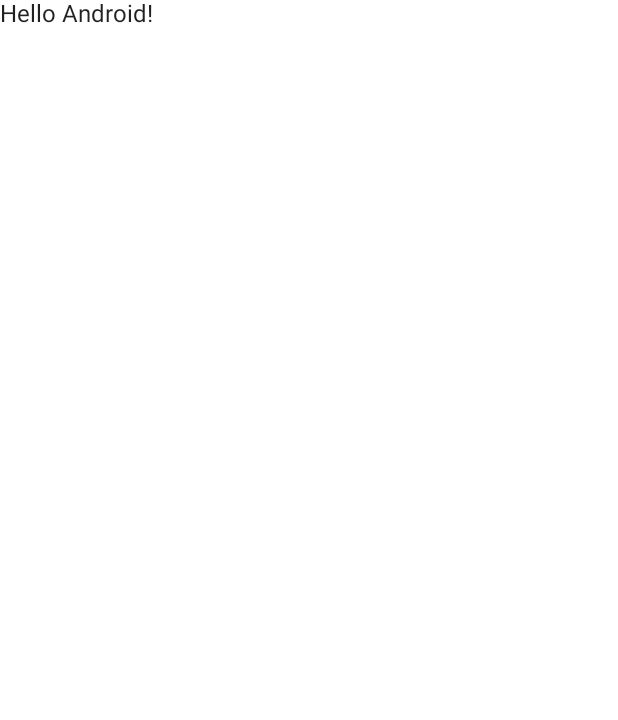
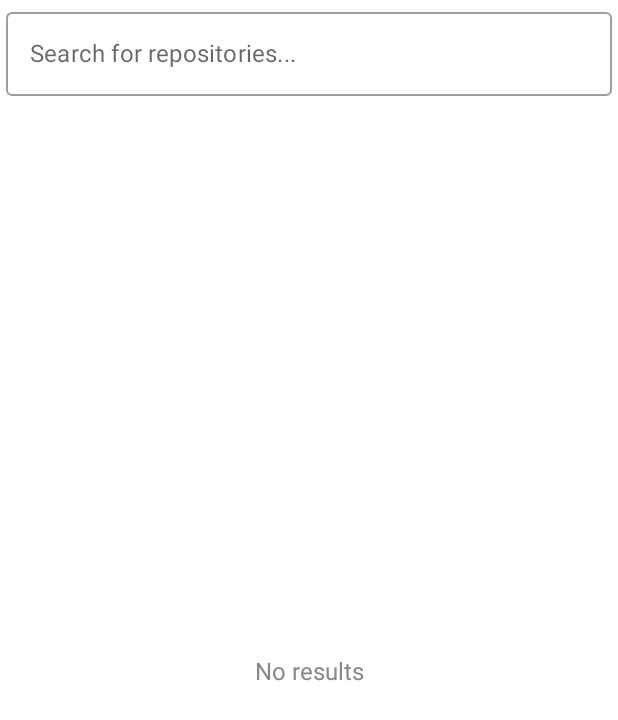
Before and after one commit to florin-tiron/github-repo-browse, an Android app built with Jetpack Compose: the screen it shows after launch (MainActivity), on a phone screen of 412 x 824 dp. Before the commit the part shown is almost empty. Shown: the top 720 px of the screen. Run offline under Robolectric (Android 15) with nearby library versions, the phone set to English and light mode, and no system bars; our stand-ins replace Dagger/Hilt's generated code; pictures from the network do not load.

Commit message:
updates to app module; improved ux search functionality

```diff
--- a/app/src/main/AndroidManifest.xml
+++ b/app/src/main/AndroidManifest.xml
@@ -2,7 +2,11 @@
 <manifest xmlns:android="http://schemas.android.com/apk/res/android"
     package="com.florintiron.githubrepobrowse">
 
+    <uses-permission android:name="android.permission.INTERNET" />
+    <uses-permission android:name="android.permission.ACCESS_NETWORK_STATE" />
+
     <application
+        android:name=".MyApp"
         android:allowBackup="true"
         android:icon="@mipmap/ic_launcher"
         android:label="@string/app_name"
--- a/app/src/main/java/com/florintiron/githubrepobrowse/MainActivity.kt
+++ b/app/src/main/java/com/florintiron/githubrepobrowse/MainActivity.kt
@@ -6,12 +6,13 @@ import androidx.activity.compose.setContent
 import androidx.compose.foundation.layout.fillMaxSize
 import androidx.compose.material.MaterialTheme
 import androidx.compose.material.Surface
-import androidx.compose.material.Text
 import androidx.compose.runtime.Composable
 import androidx.compose.ui.Modifier
 import androidx.compose.ui.tooling.preview.Preview
 import com.florintiron.githubrepobrowse.ui.theme.GithubRepoBrowseTheme
+import dagger.hilt.android.AndroidEntryPoint
 
+@AndroidEntryPoint
 class MainActivity : ComponentActivity() {
     override fun onCreate(savedInstanceState: Bundle?) {
         super.onCreate(savedInstanceState)
@@ -22,22 +23,13 @@ class MainActivity : ComponentActivity() {
                     modifier = Modifier.fillMaxSize(),
                     color = MaterialTheme.colors.background
                 ) {
-                    Greeting("Android")
+                    SearchScreen(
+                        openShowDetails = { showId ->
+
+                        },
+                    )
                 }
             }
         }
     }
 }
-
-@Composable
-fun Greeting(name: String) {
-    Text(text = "Hello $name!")
-}
-
-@Preview(showBackground = true)
-@Composable
-fun DefaultPreview() {
-    GithubRepoBrowseTheme {
-        Greeting("Android")
-    }
-}
--- /dev/null
+++ b/app/src/main/java/com/florintiron/githubrepobrowse/MyApp.kt
@@ -0,0 +1,7 @@
+package com.florintiron.githubrepobrowse
+
+import android.app.Application
+import dagger.hilt.android.HiltAndroidApp
+
+@HiltAndroidApp
+class MyApp : Application()
--- /dev/null
+++ b/app/src/main/java/com/florintiron/githubrepobrowse/SearchComposables.kt
@@ -0,0 +1,183 @@
+package com.florintiron.githubrepobrowse
+
+import androidx.compose.foundation.clickable
+import androidx.compose.foundation.layout.*
+import androidx.compose.foundation.lazy.LazyColumn
+import androidx.compose.foundation.lazy.items
+import androidx.compose.material.*
+import androidx.compose.runtime.*
+import androidx.compose.ui.Alignment
+import androidx.compose.ui.Modifier
+import androidx.compose.ui.graphics.Color
+import androidx.compose.ui.platform.LocalLifecycleOwner
+import androidx.compose.ui.text.font.FontWeight
+import androidx.compose.ui.text.input.TextFieldValue
+import androidx.compose.ui.unit.dp
+import androidx.hilt.navigation.compose.hiltViewModel
+import androidx.lifecycle.Lifecycle
+import androidx.lifecycle.flowWithLifecycle
+import coil.compose.AsyncImage
+import com.florintiron.githubrepobrowse.domain.shared.model.GithubRepoData
+import com.florintiron.githubrepobrowse.ui.elements.SearchTextField
+import kotlinx.coroutines.flow.Flow
+
+
+@Composable
+fun SearchScreen(
+    openShowDetails: (showId: String) -> Unit,
+) {
+    SearchScreenContent(
+        viewModel = hiltViewModel(),
+        openRepoDetails = openShowDetails,
+    )
+}
+
+@Composable
+private fun SearchScreenContent(
+    viewModel: SearchReposViewModel,
+    openRepoDetails: (showId: String) -> Unit,
+) {
+    val viewState by rememberFlowWithLifecycle(viewModel.uiState).collectAsState(initial = SearchRepoViewState.Empty)
+
+    SearchScreenContent(
+        state = viewState,
+        openRepoDetails = openRepoDetails,
+        onSearchQueryChanged = { viewModel.onSearchForRepository(it) },
+    )
+}
+
+@Composable
+private fun SearchScreenContent(
+    state: SearchRepoViewState,
+    openRepoDetails: (showId: String) -> Unit,
+    onSearchQueryChanged: (query: String) -> Unit,
+) {
+    val scaffoldState = rememberScaffoldState()
+
+    state.errorMessage?.let { message ->
+        LaunchedEffect(message) {
+            scaffoldState.snackbarHostState.showSnackbar(message)
+        }
+    }
+
+    Scaffold(
+        scaffoldState = scaffoldState,
+        topBar = {
+            Surface(
+                modifier = Modifier.fillMaxWidth()
+            ) {
+                Box(
+                    Modifier
+                        .padding(horizontal = 4.dp, vertical = 8.dp)
+                ) {
+                    var searchQuery by remember { mutableStateOf(TextFieldValue(state.query)) }
+                    SearchTextField(
+                        value = searchQuery,
+                        onValueChange = { value ->
+                            searchQuery = value
+                            onSearchQueryChanged(value.text)
+                        },
+                        hint = "Search for repositories...",
+                        modifier = Modifier.fillMaxWidth()
+                    )
+                }
+            }
+        },
+    ) { padding ->
+        if (state.searchResults.isNotEmpty()) {
+            ResultsList(
+                results = state.searchResults,
+                contentPadding = padding,
+                onRepoClicked = { openRepoDetails(it.id) }
+            )
+        } else if (state.refreshing.not()) {
+            Box(
+                contentAlignment = Alignment.Center,
+                modifier = Modifier.fillMaxSize()
+            ) {
+                Text(
+                    color = Color.Gray,
+                    text = "No results"
+                )
+            }
+
+        }
+        if (state.refreshing) {
+            Box(
+                contentAlignment = Alignment.Center,
+                modifier = Modifier.fillMaxSize()
+            ) {
+                CircularProgressIndicator()
+            }
+        }
+    }
+}
+
+@Composable
+private fun ResultsList(
+    results: List<GithubRepoData>,
+    onRepoClicked: (GithubRepoData) -> Unit,
+    modifier: Modifier = Modifier,
+    contentPadding: PaddingValues = PaddingValues(12.dp),
+) {
+    LazyColumn(
+        contentPadding = contentPadding,
+        modifier = modifier,
+    ) {
+        items(results) { data ->
+            ResultRow(data, onRepoClicked, modifier)
+        }
+    }
+}
+
+@Composable
+private fun ResultRow(
+    repoData: GithubRepoData,
+    onRepoClicked: (GithubRepoData) -> Unit,
+    modifier: Modifier = Modifier
+) {
+    Card(modifier = modifier
+        .clickable {
+            onRepoClicked.invoke(repoData)
+        }
+        .padding(4.dp)
+    ) {
+        Row(
+            verticalAlignment = Alignment.CenterVertically,
+            horizontalArrangement = Arrangement.SpaceEvenly
+        ) {
+            Column(
+                modifier = modifier
+                    .padding(4.dp)
+                    .weight(1.0f)
+            ) {
+                Text(
+                    text = repoData.name,
+                    fontWeight = FontWeight.Bold
+                )
+                Text(text = "Language: " + repoData.language)
+                Text(text = "Stars: " + repoData.starsCount)
+            }
+            Column(modifier = modifier.padding(4.dp), horizontalAlignment = Alignment.End) {
+                AsyncImage(
+                    model = repoData.ownerAvatarUrl,
+                    contentDescription = "${repoData.name} avatar",
+                    modifier = Modifier.size(64.dp)
+                )
+                Text(text = repoData.ownerName)
+            }
+        }
+    }
+}
+
+@Composable
+fun <T> rememberFlowWithLifecycle(
+    flow: Flow<T>,
+    lifecycle: Lifecycle = LocalLifecycleOwner.current.lifecycle,
+    minActiveState: Lifecycle.State = Lifecycle.State.STARTED
+): Flow<T> = remember(flow, lifecycle) {
+    flow.flowWithLifecycle(
+        lifecycle = lifecycle,
+        minActiveState = minActiveState
+    )
+}
--- /dev/null
+++ b/app/src/main/java/com/florintiron/githubrepobrowse/SearchReposViewModel.kt
@@ -0,0 +1,74 @@
+package com.florintiron.githubrepobrowse
+
+import androidx.lifecycle.ViewModel
+import androidx.lifecycle.viewModelScope
+import com.florintiron.githubrepobrowse.domain.base.Result
+import com.florintiron.githubrepobrowse.domain.search.GetMostStarredRepoUseCase
+import com.florintiron.githubrepobrowse.domain.shared.model.GithubRepoData
+import dagger.hilt.android.lifecycle.HiltViewModel
+import kotlinx.coroutines.Job
+import kotlinx.coroutines.flow.*
+import kotlinx.coroutines.launch
+import javax.inject.Inject
+
+private const val MIN_SEARCH_CHAR = 3
+private const val DEBOUNCE_TIME_MILLIS = 300L
+
+@HiltViewModel
+internal class SearchReposViewModel @Inject constructor(
+    private val getMostStarredRepoUseCase: GetMostStarredRepoUseCase
+) : ViewModel() {
+    private val searchQuery = MutableStateFlow("")
+
+    private var searchJob: Job? = null
+    private val _uiState = MutableStateFlow(SearchRepoViewState.Empty)
+    val uiState: StateFlow<SearchRepoViewState> = _uiState
+
+    fun onSearchForRepository(query: String) {
+        if (query.length < MIN_SEARCH_CHAR) {
+            return
+        }
+        searchQuery.value = query
+        showLoadingState()
+        performSearch()
+    }
+
+    private fun performSearch() {
+        if (searchJob?.isActive == true) {
+            searchJob?.cancel()
+        }
+
+        searchJob = viewModelScope.launch {
+            searchQuery.debounce(DEBOUNCE_TIME_MILLIS).onEach {
+                val result = getMostStarredRepoUseCase.invoke(it)
+                _uiState.value = when (result) {
+                    is Result.SuccessData -> SearchRepoViewState(
+                        query = it,
+                        searchResults = result.data,
+                        refreshing = false
+                    )
+                    is Result.FailureData -> SearchRepoViewState(
+                        query = it,
+                        refreshing = false,
+                        errorMessage = result.exception.message
+                    )
+                }
+            }.collect()
+        }
+    }
+
+    private fun showLoadingState() {
+        _uiState.value = _uiState.value.copy(refreshing = true)
+    }
+}
+
+internal data class SearchRepoViewState(
+    val query: String = "",
+    val searchResults: List<GithubRepoData> = emptyList(),
+    val refreshing: Boolean = false,
+    val errorMessage: String? = null
+) {
+    companion object {
+        val Empty = SearchRepoViewState()
+    }
+}
--- /dev/null
+++ b/app/src/main/java/com/florintiron/githubrepobrowse/ui/elements/SearchTextField.kt
@@ -0,0 +1,53 @@
+package com.florintiron.githubrepobrowse.ui.elements
+
+import androidx.compose.animation.AnimatedVisibility
+import androidx.compose.animation.fadeIn
+import androidx.compose.animation.fadeOut
+import androidx.compose.foundation.text.KeyboardActions
+import androidx.compose.foundation.text.KeyboardOptions
+import androidx.compose.material.Icon
+import androidx.compose.material.IconButton
+import androidx.compose.material.OutlinedTextField
+import androidx.compose.material.Text
+import androidx.compose.material.icons.Icons
+import androidx.compose.material.icons.filled.Clear
+import androidx.compose.runtime.Composable
+import androidx.compose.ui.Modifier
+import androidx.compose.ui.text.input.TextFieldValue
+
+@Composable
+fun SearchTextField(
+    value: TextFieldValue,
+    onValueChange: (TextFieldValue) -> Unit,
+    hint: String,
+    modifier: Modifier = Modifier,
+    keyboardOptions: KeyboardOptions = KeyboardOptions.Default,
+    keyboardActions: KeyboardActions = KeyboardActions(),
+) {
+    OutlinedTextField(
+        value = value,
+        onValueChange = onValueChange,
+        trailingIcon = {
+            AnimatedVisibility(
+                visible = value.text.isNotEmpty(),
+                enter = fadeIn(),
+                exit = fadeOut()
+            ) {
+                IconButton(
+                    onClick = { onValueChange(TextFieldValue()) },
+                ) {
+                    Icon(
+                        imageVector = Icons.Default.Clear,
+                        contentDescription = ""
+                    )
+                }
+            }
+        },
+        placeholder = { Text(text = hint) },
+        keyboardOptions = keyboardOptions,
+        keyboardActions = keyboardActions,
+        maxLines = 1,
+        singleLine = true,
+        modifier = modifier,
+    )
+}
--- a/app/src/main/java/com/florintiron/githubrepobrowse/ui/theme/Theme.kt
+++ b/app/src/main/java/com/florintiron/githubrepobrowse/ui/theme/Theme.kt
@@ -16,15 +16,6 @@ private val LightColorPalette = lightColors(
     primary = Purple500,
     primaryVariant = Purple700,
     secondary = Teal200
-
-    /* Other default colors to override
-    background = Color.White,
-    surface = Color.White,
-    onPrimary = Color.White,
-    onSecondary = Color.Black,
-    onBackground = Color.Black,
-    onSurface = Color.Black,
-    */
 )
 
 @Composable
--- a/app/src/main/java/com/florintiron/githubrepobrowse/ui/theme/Type.kt
+++ b/app/src/main/java/com/florintiron/githubrepobrowse/ui/theme/Type.kt
@@ -6,23 +6,10 @@ import androidx.compose.ui.text.font.FontFamily
 import androidx.compose.ui.text.font.FontWeight
 import androidx.compose.ui.unit.sp
 
-// Set of Material typography styles to start with
 val Typography = Typography(
     body1 = TextStyle(
         fontFamily = FontFamily.Default,
         fontWeight = FontWeight.Normal,
         fontSize = 16.sp
     )
-    /* Other default text styles to override
-    button = TextStyle(
-        fontFamily = FontFamily.Default,
-        fontWeight = FontWeight.W500,
-        fontSize = 14.sp
-    ),
-    caption = TextStyle(
-        fontFamily = FontFamily.Default,
-        fontWeight = FontWeight.Normal,
-        fontSize = 12.sp
-    )
-    */
 )
```
Also changed, not shown: app/build.gradle (+20 -2 lines).
